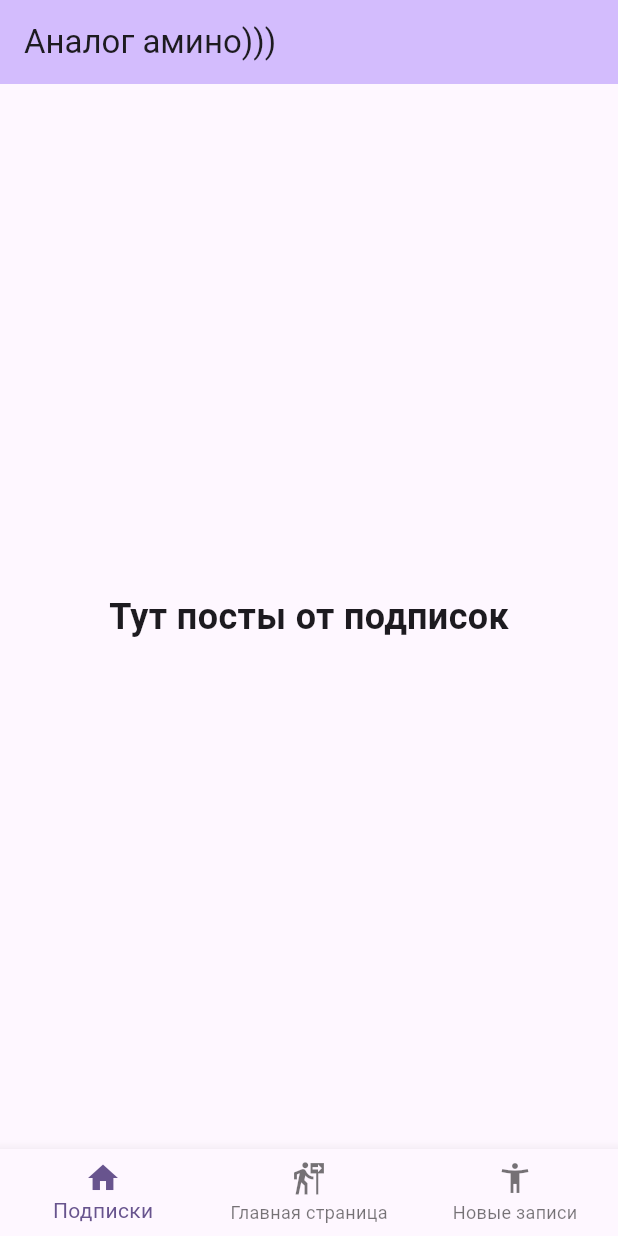
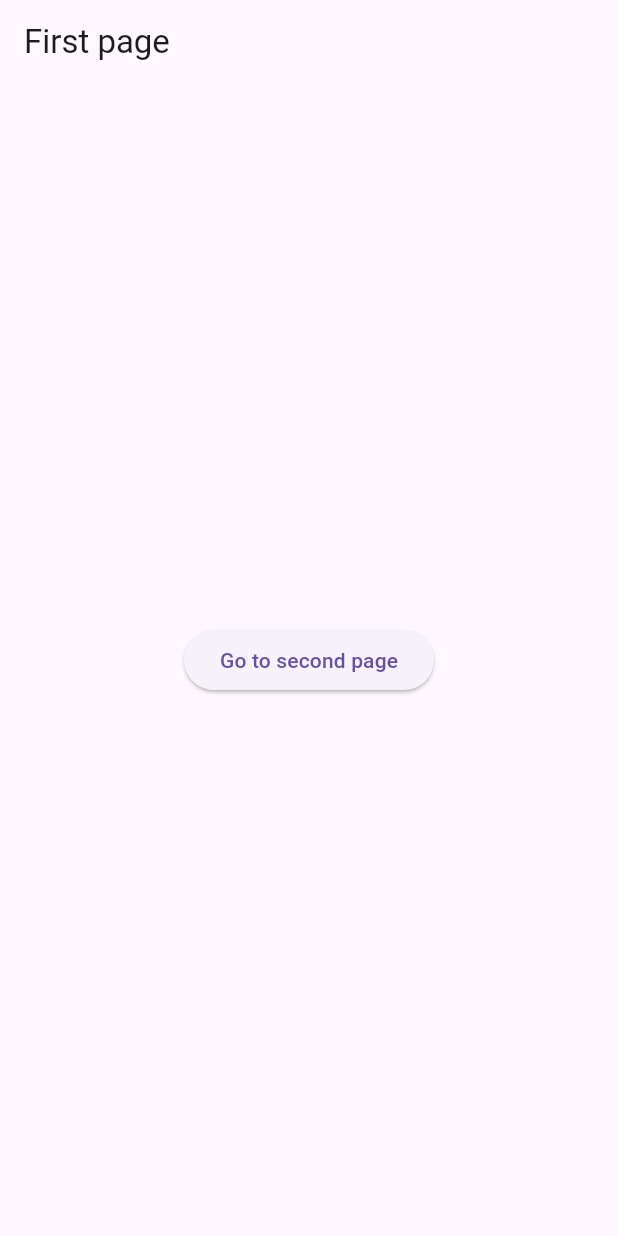
Before and after one commit to daniyarsus/anime-sosial-network, a Flutter app: the screen it shows after launch, on a phone screen of 412 x 824 dp. Run offline on Flutter 3.47's test engine with Material 3 defaults, Android fonts, the phone set to English and light mode, and no system bars.

Commit message:
added new functional

```diff
--- a/lib/main.dart
+++ b/lib/main.dart
@@ -1,72 +1,11 @@
 import 'package:flutter/material.dart';
+import 'package:amino_app/pages/first_page.dart';
 
-class MyHomePage extends StatefulWidget {
-  const MyHomePage({super.key});
 
-  @override
-  _MyHomePageState createState() => _MyHomePageState();
+void main() {
+  runApp(MyApp());
 }
 
-class _MyHomePageState extends State<MyHomePage> {
-  int _selectedIndex = 0;
-
-  static const List<Widget> _widgetOptions = <Widget>[
-    Center(
-      child: Text(
-        'Тут посты от подписок',
-        style: TextStyle(fontSize: 24, fontWeight: FontWeight.bold),
-      ),
-    ),
-    Center(
-      child: Text(
-        'А тут главная страница',
-        style: TextStyle(fontSize: 24, fontWeight: FontWeight.bold),
-      ),
-    ),
-    Center(
-      child: Text(
-        'Новые записи',
-        style: TextStyle(fontSize: 24, fontWeight: FontWeight.bold),
-      ),
-    ),
-  ];
-
-  void _onItemTapped(int index) {
-    setState(() {
-      _selectedIndex = index;
-    });
-  }
-
-  @override
-  Widget build(BuildContext context) {
-    return Scaffold(
-      appBar: AppBar(
-        backgroundColor: Theme.of(context).colorScheme.inversePrimary,
-        title: const Text('Аналог амино)))'),
-      ),
-      body: _widgetOptions.elementAt(_selectedIndex),
-      bottomNavigationBar: BottomNavigationBar(
-        items: const <BottomNavigationBarItem>[
-          BottomNavigationBarItem(
-            icon: Icon(Icons.home),
-            label: 'Подписки',
-          ),
-          BottomNavigationBarItem(
-            icon: Icon(Icons.follow_the_signs),
-            label: 'Главная страница',
-          ),
-          BottomNavigationBarItem(
-            icon: Icon(Icons.accessibility_new_sharp),
-            label: 'Новые записи',
-          ),
-        ],
-        currentIndex: _selectedIndex,
-        selectedItemColor: Theme.of(context).colorScheme.primary,
-        onTap: _onItemTapped,
-      ),
-    );
-  }
-}
 
 class MyApp extends StatelessWidget {
   const MyApp({super.key});
@@ -74,16 +13,8 @@ class MyApp extends StatelessWidget {
   @override
   Widget build(BuildContext context) {
     return MaterialApp(
-      title: 'Flutter Demo',
-      theme: ThemeData(
-        colorScheme: ColorScheme.fromSeed(seedColor: Colors.deepPurple),
-        useMaterial3: true,
-      ),
-      home: const MyHomePage(),
+        debugShowCheckedModeBanner: false,
+        home: FirstPage(),
     );
   }
 }
-
-void main() {
-  runApp(const MyApp());
-}
--- /dev/null
+++ b/lib/pages/first_page.dart
@@ -0,0 +1,29 @@
+import 'package:flutter/material.dart';
+import 'package:amino_app/pages/second_page.dart';
+
+
+class FirstPage extends StatelessWidget {
+  const FirstPage({super.key});
+
+  @override
+  Widget build(BuildContext context) {
+    return Scaffold(
+      appBar: AppBar(
+        title: Text("First page")
+      ),
+      body: Center(
+        child: ElevatedButton(
+          child: Text("Go to second page"),
+          onPressed: () {
+            Navigator.push(
+              context,
+              MaterialPageRoute(
+                  builder: (context) => SecondPage(),
+              )
+            );
+          }
+        ),
+      ),
+    );
+  }
+}
--- /dev/null
+++ b/lib/study/liked_post_statefull.dart
@@ -0,0 +1,28 @@
+import 'package:flutter/material.dart';
+
+class LikeWidget extends StatefulWidget {
+  const LikeWidget({super.key});
+
+  @override
+  _LikeWidgetState createState() => _LikeWidgetState();
+}
+
+
+class MyApp extends StatelessWidget {
+  const MyApp({super.key});
+
+  @override
+  Widget build(BuildContext context) {
+    return MaterialApp(
+      title: "Amino liked post",
+      theme: ThemeData(
+        colorScheme: ColorScheme.fromSeed(seedColor: Colors.deepPurple),
+        useMaterial3: true,
+      )
+    );
+  }
+}
+
+void main() {
+  runApp(const MyApp());
+}
```
Also changed, not shown: lib/pages/second_page.dart (added, +16 -0 lines), lib/study/nav_bar.dart (added, +48 -0 lines), lib/study/nav_bar_statefull.dart (added, +89 -0 lines), lib/study/test.dart (added, +89 -0 lines), lib/test.dart (deleted, +0 -23 lines).
